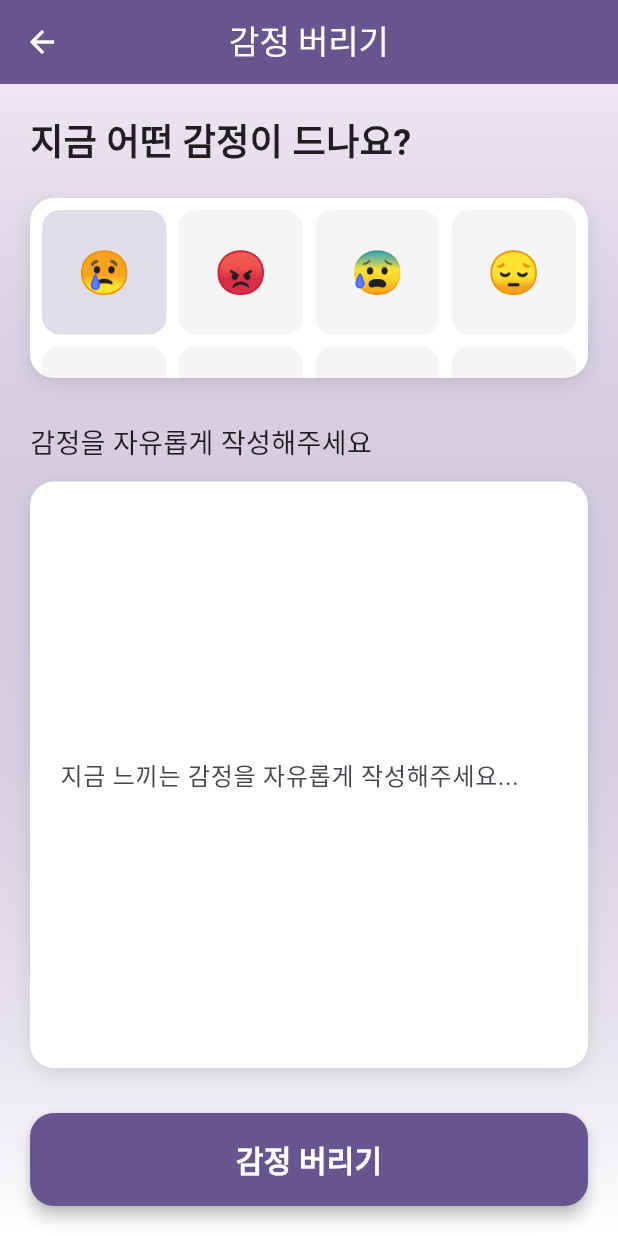
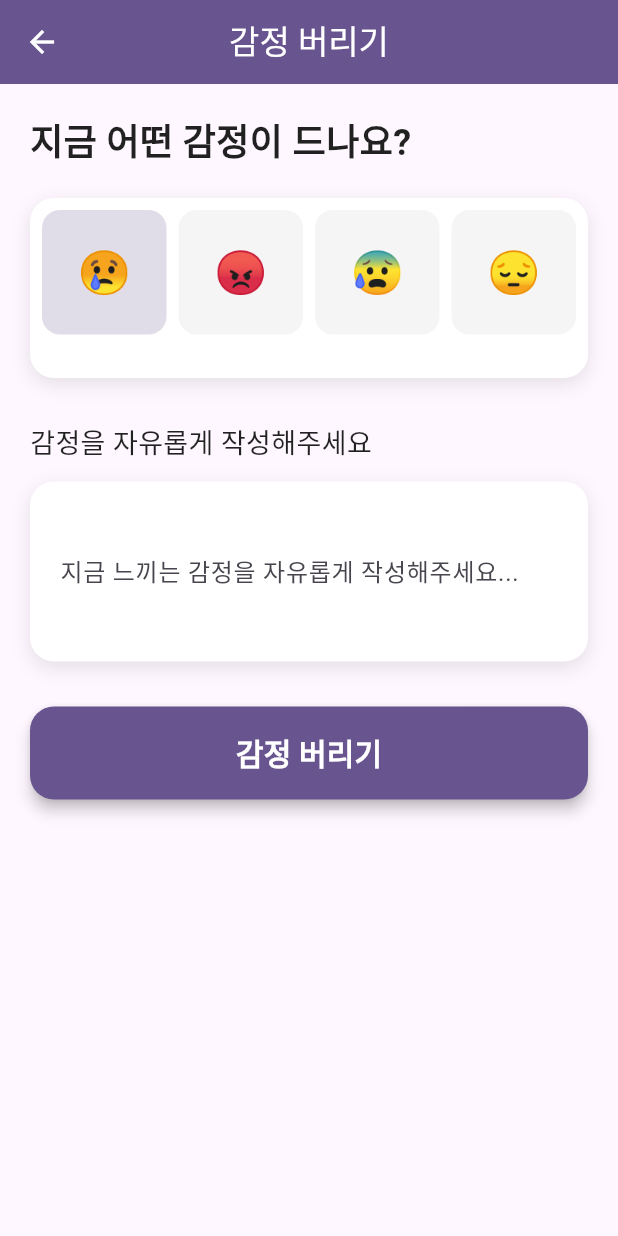
Before and after one commit to Logic-Phantom/EmotiBurn, a Flutter app: the screen it shows after launch, after a tap on "감정 버리기", on a phone screen of 412 x 824 dp. Run offline on Flutter 3.47's test engine with Material 3 defaults, Android fonts, the phone set to English and light mode, and no system bars; our stand-ins replace flutter_local_notifications, shared_preferences; missing offline and left inert: flame; Roboto replaces fonts that are missing (NotoSansKR).

Commit message:
fix: Flame 1.28.x 호환성 및 한글 깨짐, OpacityProvider 오류 완전 해결\n\n- Flame 1.28.x API 변화 대응 (Effect 완료 감지, 투명도 조절 등)\n- OpacityProvider 오류 완전 해결\n- 한글 깨짐 현상 및 intl, flutter_localizations 의존성 충돌 해결\n- pubspec.yaml 의존성 최신화\n- README에 변경사항 및 연락처(dlacoaud96@gmail.com) 반영

```diff
--- a/lib/main.dart
+++ b/lib/main.dart
@@ -1,6 +1,7 @@
 import 'package:flutter/material.dart';
 import 'package:shared_preferences/shared_preferences.dart';
 import 'screens/home_screen.dart';
+import 'package:flutter_localizations/flutter_localizations.dart';
 
 void main() async {
   WidgetsFlutterBinding.ensureInitialized();
@@ -17,7 +18,18 @@ class MyApp extends StatelessWidget {
       theme: ThemeData(
         colorScheme: ColorScheme.fromSeed(seedColor: Colors.deepPurple),
         useMaterial3: true,
+        fontFamily: 'NotoSansKR',
       ),
+      locale: const Locale('ko', 'KR'),
+      supportedLocales: const [
+        Locale('en', 'US'),
+        Locale('ko', 'KR'),
+      ],
+      localizationsDelegates: const [
+        GlobalMaterialLocalizations.delegate,
+        GlobalWidgetsLocalizations.delegate,
+        GlobalCupertinoLocalizations.delegate,
+      ],
       home: const HomeScreen(),
     );
   }
--- a/lib/screens/write_emotion_screen.dart
+++ b/lib/screens/write_emotion_screen.dart
@@ -19,10 +19,6 @@ class _WriteEmotionScreenState extends State<WriteEmotionScreen> with SingleTick
     '😡', // 분노
     '😰', // 불안
     '😔', // 우울
-    '😤', // 짜증
-    '😫', // 스트레스
-    '😭', // 울고 싶음
-    '😩', // 지침
   ];
 
   @override
@@ -86,17 +82,9 @@ class _WriteEmotionScreenState extends State<WriteEmotionScreen> with SingleTick
         backgroundColor: Theme.of(context).colorScheme.primary,
         foregroundColor: Colors.white,
       ),
-      body: Container(
-        decoration: BoxDecoration(
-          gradient: LinearGradient(
-            begin: Alignment.topCenter,
-            end: Alignment.bottomCenter,
-            colors: [
-              Theme.of(context).colorScheme.primary.withOpacity(0.1),
-              Colors.white,
-            ],
-          ),
-        ),
+      body: SafeArea(
+        child: SingleChildScrollView(
+          padding: EdgeInsets.only(bottom: MediaQuery.of(context).viewInsets.bottom),
           child: Padding(
             padding: const EdgeInsets.all(20.0),
             child: Column(
@@ -169,7 +157,8 @@ class _WriteEmotionScreenState extends State<WriteEmotionScreen> with SingleTick
                   ),
                 ),
                 const SizedBox(height: 12),
-              Expanded(
+                SizedBox(
+                  height: 120,
                   child: Container(
                     decoration: BoxDecoration(
                       color: Colors.white,
@@ -224,6 +213,7 @@ class _WriteEmotionScreenState extends State<WriteEmotionScreen> with SingleTick
             ),
           ),
         ),
+      ),
     );
   }
 }
```
Also changed, not shown: lib/screens/burn_animation_screen.dart (+31 -6 lines), pubspec.yaml (+5 -2 lines), pubspec.lock, 1 other file. Lines whose indentation alone changed are shown as unchanged.
